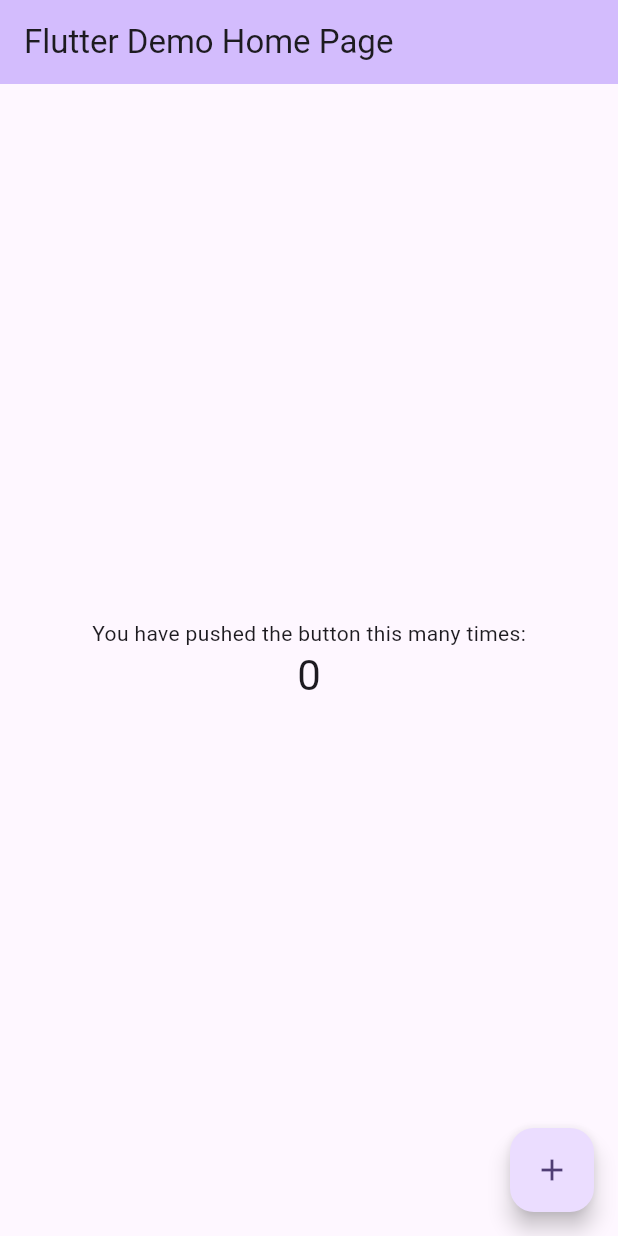
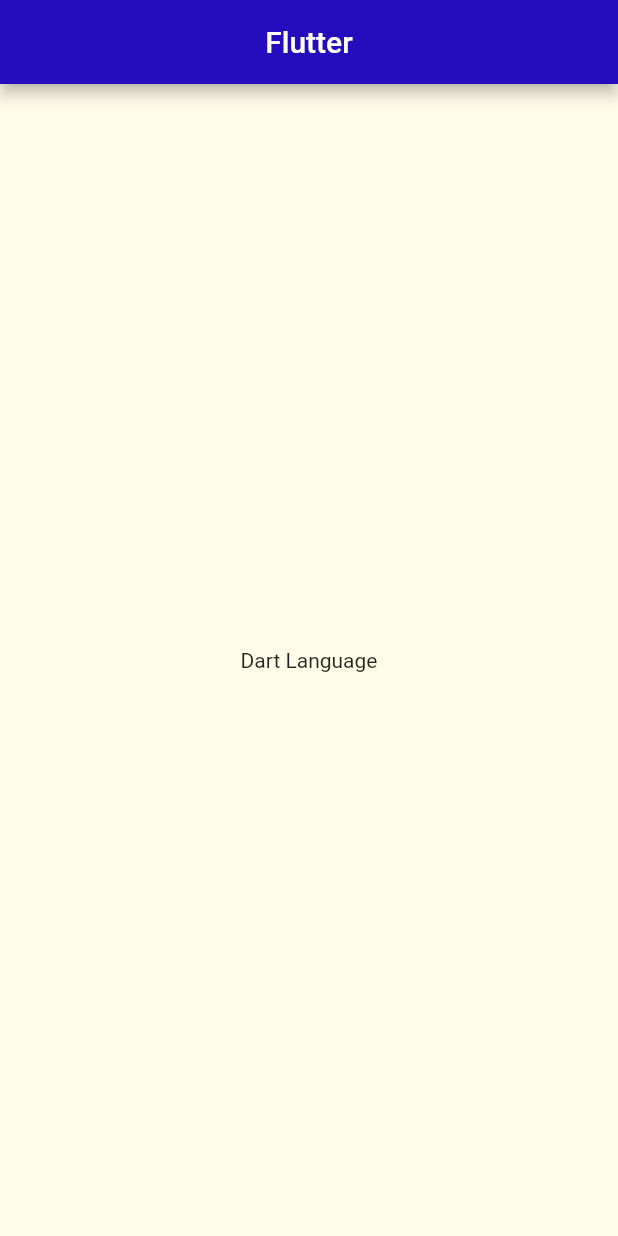
Before and after one commit to BathiniRakesh7/flutter_demo, a Flutter app: the screen it shows after launch, on a phone screen of 412 x 824 dp. Run offline on Flutter 3.47's test engine with Material 2 defaults, Android fonts, the phone set to English and light mode, and no system bars.

Commit message:
AppBar and Body

```diff
--- a/lib/main.dart
+++ b/lib/main.dart
@@ -1,125 +1,20 @@
 import 'package:flutter/material.dart';
 
 void main() {
-  runApp(const MyApp());
-}
-
-class MyApp extends StatelessWidget {
-  const MyApp({super.key});
-
-  // This widget is the root of your application.
-  @override
-  Widget build(BuildContext context) {
-    return MaterialApp(
-      title: 'Flutter Demo',
-      theme: ThemeData(
-        // This is the theme of your application.
-        //
-        // TRY THIS: Try running your application with "flutter run". You'll see
-        // the application has a blue toolbar. Then, without quitting the app,
-        // try changing the seedColor in the colorScheme below to Colors.green
-        // and then invoke "hot reload" (save your changes or press the "hot
-        // reload" button in a Flutter-supported IDE, or press "r" if you used
-        // the command line to start the app).
-        //
-        // Notice that the counter didn't reset back to zero; the application
-        // state is not lost during the reload. To reset the state, use hot
-        // restart instead.
-        //
-        // This works for code too, not just values: Most code changes can be
-        // tested with just a hot reload.
-        colorScheme: ColorScheme.fromSeed(seedColor: Colors.deepPurple),
-        useMaterial3: true,
-      ),
-      home: const MyHomePage(title: 'Flutter Demo Home Page'),
-    );
+  runApp(
+      MaterialApp(debugShowCheckedModeBanner: false,
+       home: Scaffold(
+         appBar: AppBar(
+           title:const Center(
+             child: Text('Flutter'),
+           ),
+               backgroundColor: const Color.fromARGB(255, 37, 13, 189),
+         ),
+         body:const  Center(
+           child: Text('Dart Language'),
+         ),
+         backgroundColor: Colors.yellow[50],
+       ),
+     ),
+  );
   }
-}
-
-class MyHomePage extends StatefulWidget {
-  const MyHomePage({super.key, required this.title});
-
-  // This widget is the home page of your application. It is stateful, meaning
-  // that it has a State object (defined below) that contains fields that affect
-  // how it looks.
-
-  // This class is the configuration for the state. It holds the values (in this
-  // case the title) provided by the parent (in this case the App widget) and
-  // used by the build method of the State. Fields in a Widget subclass are
-  // always marked "final".
-
-  final String title;
-
-  @override
-  State<MyHomePage> createState() => _MyHomePageState();
-}
-
-class _MyHomePageState extends State<MyHomePage> {
-  int _counter = 0;
-
-  void _incrementCounter() {
-    setState(() {
-      // This call to setState tells the Flutter framework that something has
-      // changed in this State, which causes it to rerun the build method below
-      // so that the display can reflect the updated values. If we changed
-      // _counter without calling setState(), then the build method would not be
-      // called again, and so nothing would appear to happen.
-      _counter++;
-    });
-  }
-
-  @override
-  Widget build(BuildContext context) {
-    // This method is rerun every time setState is called, for instance as done
-    // by the _incrementCounter method above.
-    //
-    // The Flutter framework has been optimized to make rerunning build methods
-    // fast, so that you can just rebuild anything that needs updating rather
-    // than having to individually change instances of widgets.
-    return Scaffold(
-      appBar: AppBar(
-        // TRY THIS: Try changing the color here to a specific color (to
-        // Colors.amber, perhaps?) and trigger a hot reload to see the AppBar
-        // change color while the other colors stay the same.
-        backgroundColor: Theme.of(context).colorScheme.inversePrimary,
-        // Here we take the value from the MyHomePage object that was created by
-        // the App.build method, and use it to set our appbar title.
-        title: Text(widget.title),
-      ),
-      body: Center(
-        // Center is a layout widget. It takes a single child and positions it
-        // in the middle of the parent.
-        child: Column(
-          // Column is also a layout widget. It takes a list of children and
-          // arranges them vertically. By default, it sizes itself to fit its
-          // children horizontally, and tries to be as tall as its parent.
-          //
-          // Column has various properties to control how it sizes itself and
-          // how it positions its children. Here we use mainAxisAlignment to
-          // center the children vertically; the main axis here is the vertical
-          // axis because Columns are vertical (the cross axis would be
-          // horizontal).
-          //
-          // TRY THIS: Invoke "debug painting" (choose the "Toggle Debug Paint"
-          // action in the IDE, or press "p" in the console), to see the
-          // wireframe for each widget.
-          mainAxisAlignment: MainAxisAlignment.center,
-          children: <Widget>[
-            const Text(
-              'You have pushed the button this many times:',
-            ),
-            Text(
-              '$_counter',
-              style: Theme.of(context).textTheme.headlineMedium,
-            ),
-          ],
-        ),
-      ),
-      floatingActionButton: FloatingActionButton(
-        onPressed: _incrementCounter,
-        tooltip: 'Increment',
-        child: const Icon(Icons.add),
-      ), // This trailing comma makes auto-formatting nicer for build methods.
-    );
-  }
-}
```
